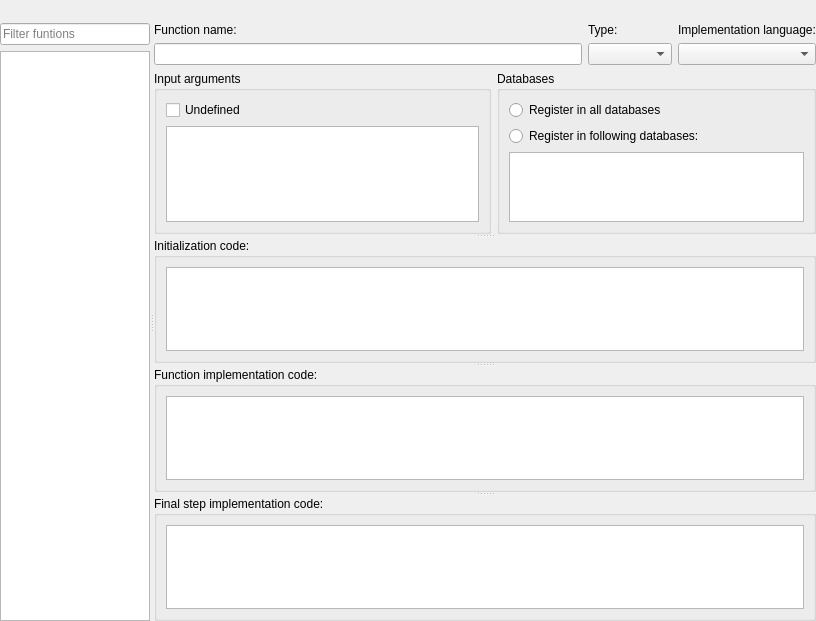
Above: trunk/SQLiteStudio3/guiSQLiteStudio/windows/functionseditor.ui from pawelsalawa/sqlitestudio before the change. Below: the same form after it.
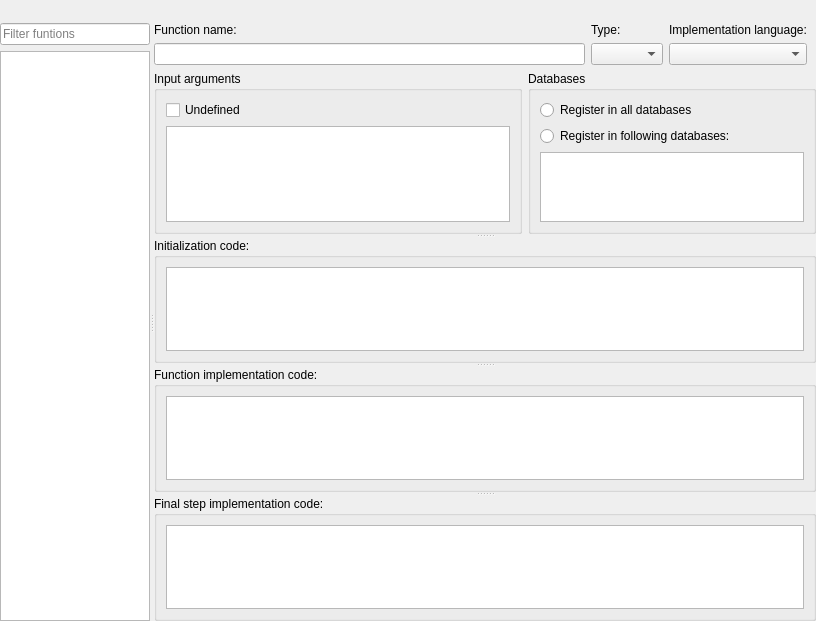
That is the form after the change.

Commit message: #2819 Introduced "compact layout" as an option (enabled by default) to minimize all margins on the interface.

```diff
--- a/trunk/SQLiteStudio3/guiSQLiteStudio/windows/functionseditor.ui
+++ b/trunk/SQLiteStudio3/guiSQLiteStudio/windows/functionseditor.ui
@@ -145,37 +145,7 @@
               <property name="bottomMargin">
                <number>0</number>
               </property>
-              <item row="0" column="0">
-               <widget class="QLabel" name="nameLabel">
-                <property name="text">
-                 <string>Function name:</string>
-                </property>
-               </widget>
-              </item>
-              <item row="2" column="2">
-               <widget class="QComboBox" name="typeCombo"/>
-              </item>
-              <item row="0" column="3">
-               <widget class="QLabel" name="langLabel">
-                <property name="text">
-                 <string>Implementation language:</string>
-                </property>
-               </widget>
-              </item>
-              <item row="2" column="0" colspan="2">
-               <widget class="QLineEdit" name="nameEdit"/>
-              </item>
-              <item row="0" column="2">
-               <widget class="QLabel" name="typeLabel">
-                <property name="text">
-                 <string>Type:</string>
-                </property>
-               </widget>
-              </item>
-              <item row="2" column="3">
-               <widget class="QComboBox" name="langCombo"/>
-              </item>
-              <item row="4" column="0">
+              <item row="5" column="0">
                <widget class="QGroupBox" name="argsGroup">
                 <property name="sizePolicy">
                  <sizepolicy hsizetype="Preferred" vsizetype="Preferred">
@@ -223,7 +193,7 @@
                 </layout>
                </widget>
               </item>
-              <item row="4" column="1" colspan="3">
+              <item row="5" column="1" colspan="3">
                <widget class="QGroupBox" name="databasesGroup">
                 <property name="sizePolicy">
                  <sizepolicy hsizetype="Preferred" vsizetype="Preferred">
@@ -265,6 +235,51 @@
                 </layout>
                </widget>
               </item>
+              <item row="0" column="0" colspan="4">
+               <widget class="QWidget" name="widget" native="true">
+                <layout class="QGridLayout" name="gridLayout_3">
+                 <property name="leftMargin">
+                  <number>0</number>
+                 </property>
+                 <property name="topMargin">
+                  <number>0</number>
+                 </property>
+                 <property name="bottomMargin">
+                  <number>0</number>
+                 </property>
+                 <item row="0" column="1">
+                  <widget class="QLabel" name="typeLabel">
+                   <property name="text">
+                    <string>Type:</string>
+                   </property>
+                  </widget>
+                 </item>
+                 <item row="0" column="0">
+                  <widget class="QLabel" name="nameLabel">
+                   <property name="text">
+                    <string>Function name:</string>
+                   </property>
+                  </widget>
+                 </item>
+                 <item row="1" column="0">
+                  <widget class="QLineEdit" name="nameEdit"/>
+                 </item>
+                 <item row="1" column="1">
+                  <widget class="QComboBox" name="typeCombo"/>
+                 </item>
+                 <item row="0" column="2">
+                  <widget class="QLabel" name="langLabel">
+                   <property name="text">
+                    <string>Implementation language:</string>
+                   </property>
+                  </widget>
+                 </item>
+                 <item row="1" column="2">
+                  <widget class="QComboBox" name="langCombo"/>
+                 </item>
+                </layout>
+               </widget>
+              </item>
              </layout>
             </widget>
             <widget class="QGroupBox" name="initCodeGroup">
```
Left out of the diff: 3 changed lines with no effect on the pictures. The commit also changes 23 other files.
